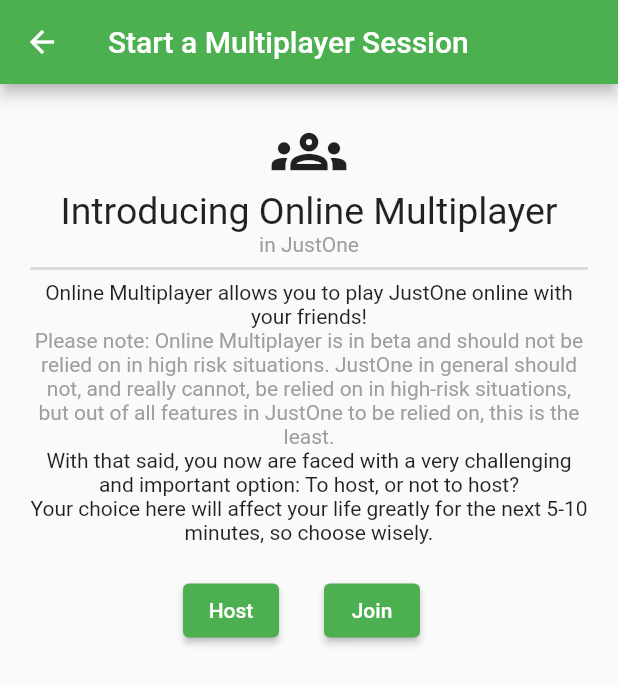
After one commit to paytontech/unoweb_flutter, a Flutter app: the MPStart screen opened directly, on a phone screen of 412 x 824 dp. The commit adds this screen. Shown: the top 684 px of the screen. Run offline on Flutter 3.47's test engine with Material 2 defaults, Android fonts, the phone set to English and light mode, and no system bars; our stand-ins replace firebase_core, vibration; accounts and stored records are empty.

Commit message:
prep for multiplayer (coming soon!)

```diff
--- a/lib/main.dart
+++ b/lib/main.dart
@@ -4,6 +4,9 @@ import 'dart:async';
 
 import 'package:flutter/material.dart';
 import 'package:vibration/vibration.dart';
+import 'package:firebase_core/firebase_core.dart';
+import 'firebase_options.dart';
+import 'mp_chooser.dart';
 
 void main() async {
   runApp(const MyApp());
@@ -42,6 +45,7 @@ class _MyHomePageState extends State<MyHomePage> with TickerProviderStateMixin {
     'winState': {'winnerChosen': false, 'winner': {}},
     'reversed': false
   };
+  bool multiplayer = false;
   List<Map> cards = [];
   bool invalidAttemptError = false;
   Color bg = Colors.white;
@@ -86,6 +90,7 @@ class _MyHomePageState extends State<MyHomePage> with TickerProviderStateMixin {
   @override
   void initState() {
     super.initState();
+    init();
     genCards();
     dealCards(4);
     _controller = AnimationController(
@@ -95,6 +100,11 @@ class _MyHomePageState extends State<MyHomePage> with TickerProviderStateMixin {
     _color = ColorTween(
             begin: Colors.white, end: const Color.fromARGB(255, 85, 255, 161))
         .animate(_controller);
+  }
+
+  Future<void> init() async {
+    await Firebase.initializeApp(
+        options: DefaultFirebaseOptions.currentPlatform);
   }
 
   @override
@@ -238,7 +248,9 @@ class _MyHomePageState extends State<MyHomePage> with TickerProviderStateMixin {
         print(
             "current player ($playerID) card mount: ${gameData['players'][playerID]['cards'].length}");
         updatePlayer();
-        botPlay();
+        if (!multiplayer) {
+          botPlay();
+        }
       } else {
         if (gameData['currentPlayer'] == playerID) {
           setState(() {
@@ -453,6 +465,15 @@ class _MyHomePageState extends State<MyHomePage> with TickerProviderStateMixin {
                 child: Column(
                   mainAxisAlignment: MainAxisAlignment.center,
                   children: <Widget>[
+                    /*TextButton(
+                        onPressed: () async {
+                          final res = await Navigator.push(
+                              context,
+                              MaterialPageRoute(
+                                  builder: (context) => MPStart()));
+                        },
+                        child: const Text(
+                            "[Beta] Try the new online multiplayer mode!")),*/
                     if (gameData['reversed'])
                       Row(
                         mainAxisAlignment: MainAxisAlignment.center,
--- /dev/null
+++ b/lib/mp_chooser.dart
@@ -0,0 +1,82 @@
+// ignore_for_file: prefer_const_constructors
+
+import 'package:flutter/material.dart';
+
+//stateful widget called MPStart
+class MPStart extends StatefulWidget {
+  const MPStart({super.key});
+  @override
+  State<MPStart> createState() => MPStartHome();
+}
+
+class MPStartHome extends State<MPStart> {
+  @override
+  Widget build(BuildContext ctx) {
+    return Scaffold(
+      appBar: AppBar(
+        title: const Text('Start a Multiplayer Session'),
+      ),
+      body: Center(
+        child: Column(
+          children: <Widget>[
+            Center(
+                child: Padding(
+              padding: EdgeInsets.all(20),
+              child: Column(
+                mainAxisAlignment: MainAxisAlignment.center,
+                children: [
+                  Icon(
+                    Icons.groups_outlined,
+                    size: 50,
+                  ),
+                  Text(
+                    "Introducing Online Multiplayer",
+                    style: TextStyle(fontSize: 25),
+                    textAlign: TextAlign.center,
+                  ),
+                  Text(
+                    "in JustOne",
+                    style: TextStyle(color: Colors.grey),
+                  ),
+                  Divider(
+                    thickness: 2,
+                  ),
+                  Text(
+                    "Online Multiplayer allows you to play JustOne online with your friends!",
+                    textAlign: TextAlign.center,
+                  ),
+                  Text(
+                    "Please note: Online Multiplayer is in beta and should not be relied on in high risk situations. JustOne in general should not, and really cannot, be relied on in high-risk situations, but out of all features in JustOne to be relied on, this is the least.",
+                    textAlign: TextAlign.center,
+                    style: TextStyle(color: Colors.grey),
+                  ),
+                  Text(
+                    "With that said, you now are faced with a very challenging and important option: To host, or not to host?",
+                    textAlign: TextAlign.center,
+                  ),
+                  Text(
+                    "Your choice here will affect your life greatly for the next 5-10 minutes, so choose wisely.",
+                    textAlign: TextAlign.center,
+                  ),
+                  Row(
+                    mainAxisAlignment: MainAxisAlignment.center,
+                    children: [
+                      Padding(
+                          padding: EdgeInsets.all(10),
+                          child: ElevatedButton(
+                              onPressed: () {}, child: Text("Host"))),
+                      Padding(
+                          padding: EdgeInsets.all(20),
+                          child: ElevatedButton(
+                              onPressed: () {}, child: Text("Join")))
+                    ],
+                  )
+                ],
+              ),
+            ))
+          ],
+        ),
+      ),
+    );
+  }
+}
--- a/pubspec.yaml
+++ b/pubspec.yaml
@@ -28,6 +28,9 @@ dependencies:
   vibration_web: ^1.6.5
   flutter_launcher_icons: ^0.11.0
   package_info_plus: ^3.0.2
+  firebase_core: ^2.4.1
+  cloud_firestore: ^4.3.1
+  firebase_auth: ^4.2.5
 
 dev_dependencies:
   flutter_test:
```
Also changed, not shown: lib/firebase_options.dart (added), pubspec.lock, 7 other files.
